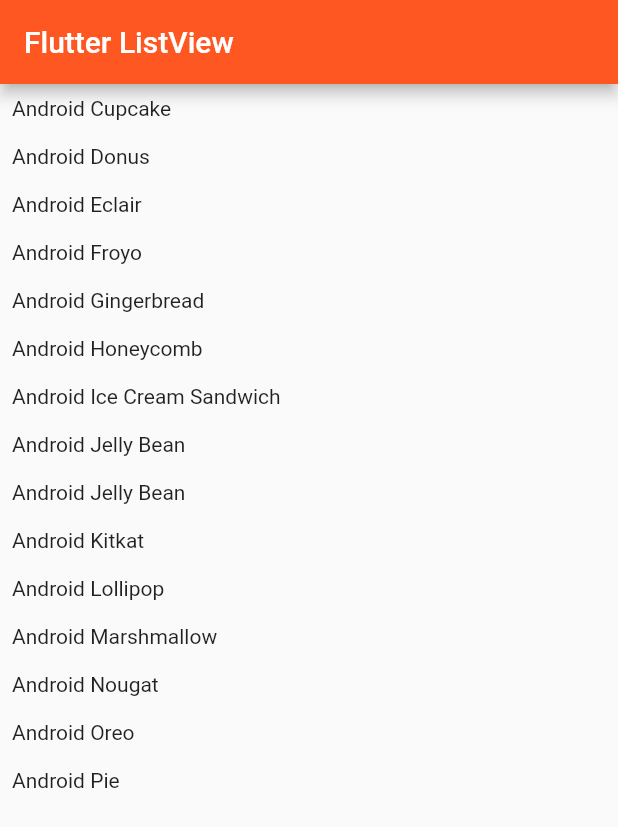
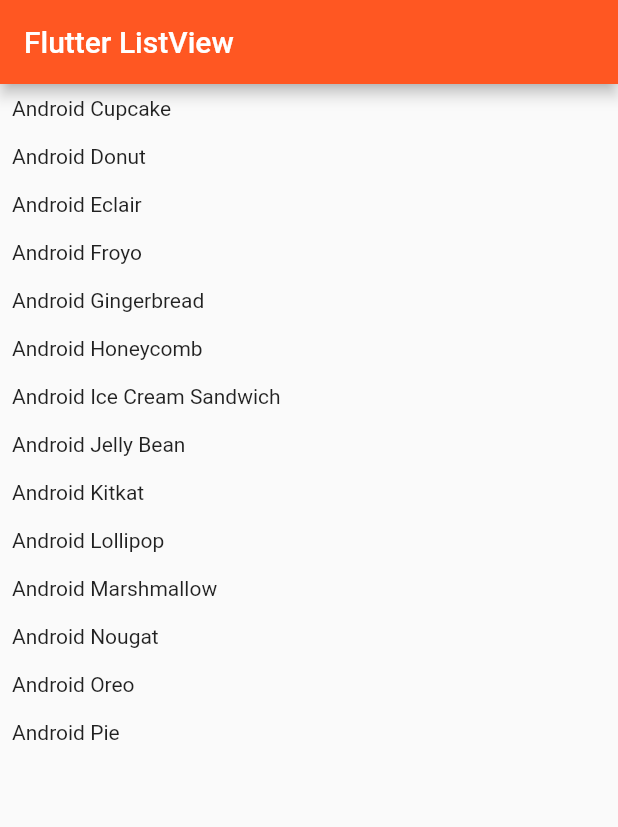
Before and after one commit to CoderJava/Flutter-Sample-ListView, a Flutter app: the screen it shows after launch, on a phone screen of 412 x 824 dp. Shown: the top 827 px of the screen. Run offline on Flutter 3.47's test engine with Material 2 defaults, Android fonts, the phone set to English and light mode, and no system bars.

```diff
--- a/lib/main.dart
+++ b/lib/main.dart
@@ -8,75 +8,38 @@ void main() => runApp(MaterialApp(
     ));
 
 class MainApp extends StatelessWidget {
+
+  var androidVersions = [
+    "Android Cupcake",
+    "Android Donut",
+    "Android Eclair",
+    "Android Froyo",
+    "Android Gingerbread",
+    "Android Honeycomb",
+    "Android Ice Cream Sandwich",
+    "Android Jelly Bean",
+    "Android Kitkat",
+    "Android Lollipop",
+    "Android Marshmallow",
+    "Android Nougat",
+    "Android Oreo",
+    "Android Pie"
+  ];
+
   @override
   Widget build(BuildContext context) {
     return Scaffold(
       appBar: AppBar(
         title: Text("Flutter ListView"),
       ),
-      body: ListView(
-        children: <Widget>[
-          Padding(
-            padding: EdgeInsets.all(8.0),
-            child: Text("Android Cupcake"),
-          ),
-          Padding(
-            padding: EdgeInsets.all(8.0),
-            child: Text("Android Donus"),
-          ),
-          Padding(
-            padding: EdgeInsets.all(8.0),
-            child: Text("Android Eclair"),
-          ),
-          Padding(
-            padding: EdgeInsets.all(8.0),
-            child: Text("Android Froyo"),
-          ),
-          Padding(
-            padding: EdgeInsets.all(8.0),
-            child: Text("Android Gingerbread"),
-          ),
-          Padding(
-            padding: EdgeInsets.all(8.0),
-            child: Text("Android Honeycomb"),
-          ),
-          Padding(
-            padding: EdgeInsets.all(8.0),
-            child: Text("Android Ice Cream Sandwich"),
-          ),
-          Padding(
-            padding: EdgeInsets.all(8.0),
-            child: Text("Android Jelly Bean"),
-          ),
-          Padding(
-            padding: EdgeInsets.all(8.0),
-            child: Text("Android Jelly Bean"),
-          ),
-          Padding(
-            padding: EdgeInsets.all(8.0),
-            child: Text("Android Kitkat"),
-          ),
-          Padding(
-            padding: EdgeInsets.all(8.0),
-            child: Text("Android Lollipop"),
-          ),
-          Padding(
-            padding: EdgeInsets.all(8.0),
-            child: Text("Android Marshmallow"),
-          ),
-          Padding(
-            padding: EdgeInsets.all(8.0),
-            child: Text("Android Nougat"),
-          ),
-          Padding(
-            padding: EdgeInsets.all(8.0),
-            child: Text("Android Oreo"),
-          ),
-          Padding(
-            padding: EdgeInsets.all(8.0),
-            child: Text("Android Pie"),
-          ),
-        ],
+      body: ListView.builder(
+        itemBuilder: (context, index) {
+          return Padding(
+            padding: const EdgeInsets.all(8.0),
+            child: Text(androidVersions[index]),
+          );
+        },
+        itemCount: androidVersions.length,
       ),
     );
   }
```
